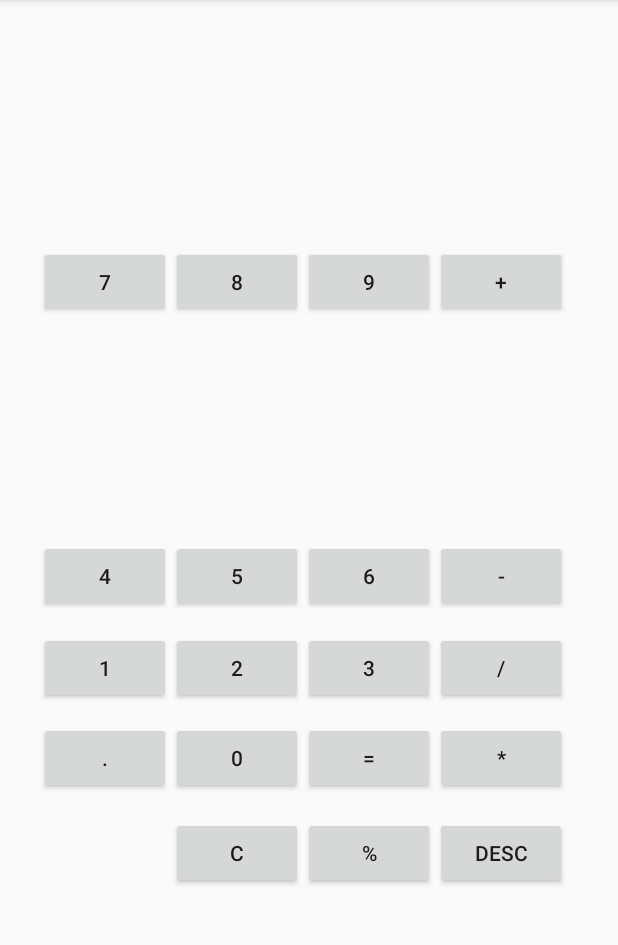
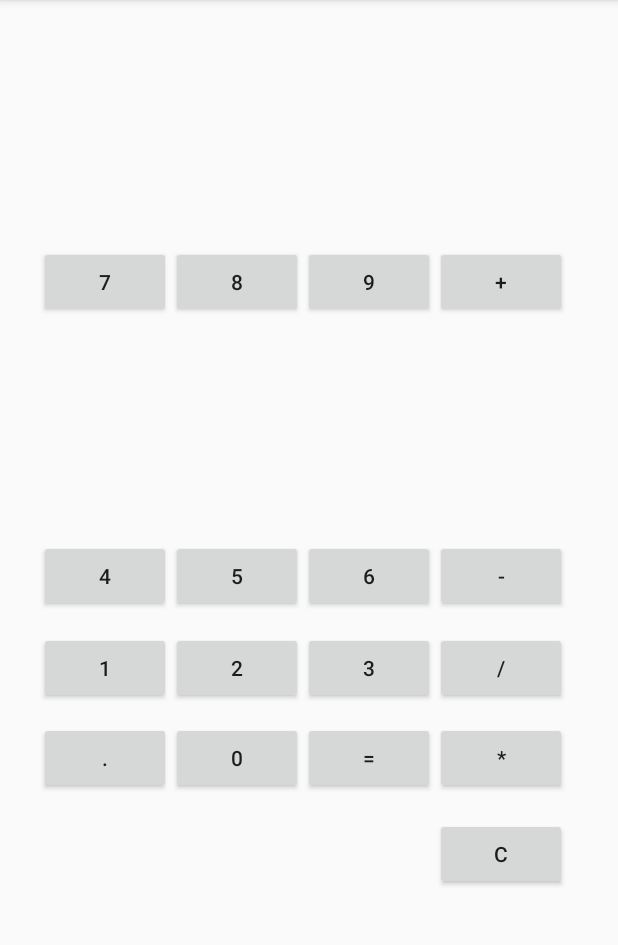
Before and after one commit to mike9739/Fimee.script, an Android app: the screen it shows after launch (MainActivity), on a phone screen of 412 x 824 dp, the part 84-1029 px from its top. Run offline under Robolectric (Android 15) with nearby library versions, the phone set to English and light mode, and no system bars.

Commit message:
se solucionaron algunos errores con el texto m, ya deberia funcionar

```diff
--- a/Fimee/app/src/main/res/layout/activity_main.xml
+++ b/Fimee/app/src/main/res/layout/activity_main.xml
@@ -143,29 +143,12 @@
         android:text="*" />
 
     <Button
-        android:id="@+id/btdesc"
-        android:layout_width="wrap_content"
-        android:layout_height="wrap_content"
-        android:layout_below="@+id/btequal"
-        android:layout_marginTop="15dp"
-        android:layout_toEndOf="@+id/btequal"
-        android:text="Desc" />
-
-    <Button
-        android:id="@+id/btpercent"
-        android:layout_width="wrap_content"
-        android:layout_height="wrap_content"
-        android:layout_alignTop="@+id/btdesc"
-        android:layout_toStartOf="@+id/btdesc"
-        android:text="%" />
-
-    <Button
         android:id="@+id/btclear"
         android:layout_width="wrap_content"
         android:layout_height="wrap_content"
-        android:layout_alignBaseline="@+id/btpercent"
-        android:layout_alignBottom="@+id/btpercent"
-        android:layout_toStartOf="@+id/btpercent"
+        android:layout_below="@+id/btmult"
+        android:layout_marginTop="16dp"
+        android:layout_toEndOf="@+id/btequal"
         android:text="C" />
 
     <TextView
@@ -174,5 +157,5 @@
         android:layout_height="100dp"
         android:layout_alignParentStart="true"
         android:layout_alignParentTop="true"
-        android:layout_marginTop="27dp" />
+        android:layout_marginTop="28dp" />
 </android.widget.RelativeLayout>
```
Also changed, not shown: Fimee/app/src/main/java/script/fimee/fimee/MainActivity.java (+47 -23 lines).
